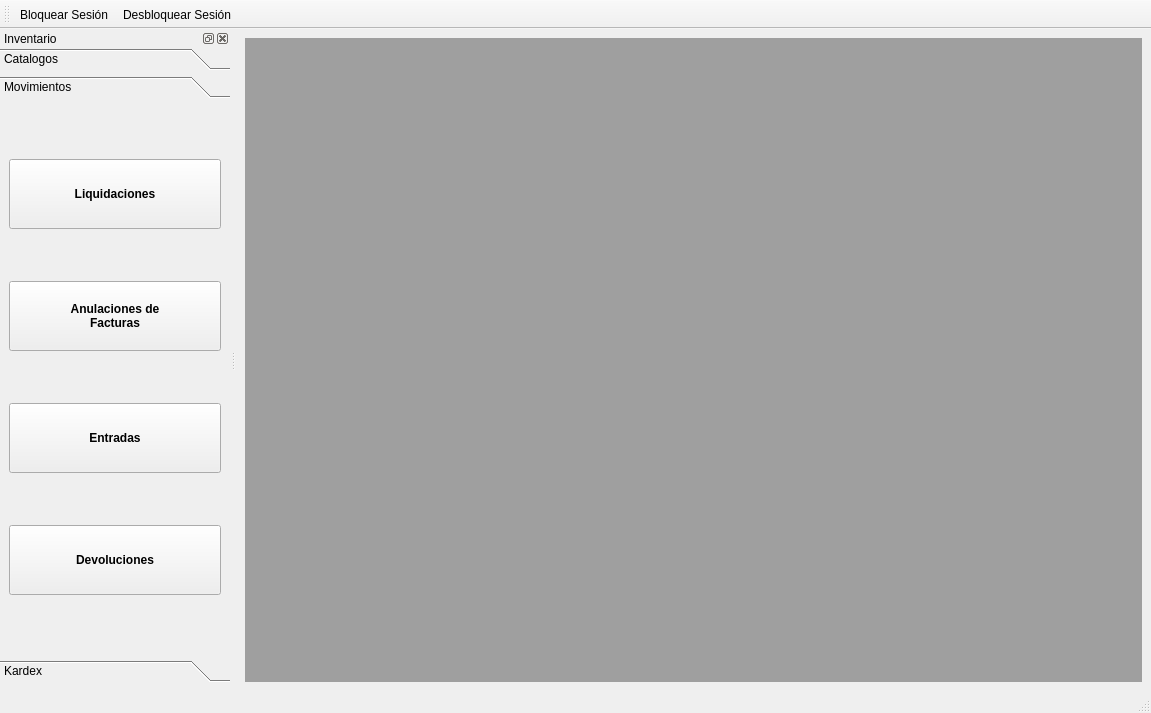
This is src/ui/mainwindowinventario.ui in armonge/EsquipulasPy as Qt 5 draws it before an edit. The edited form follows.
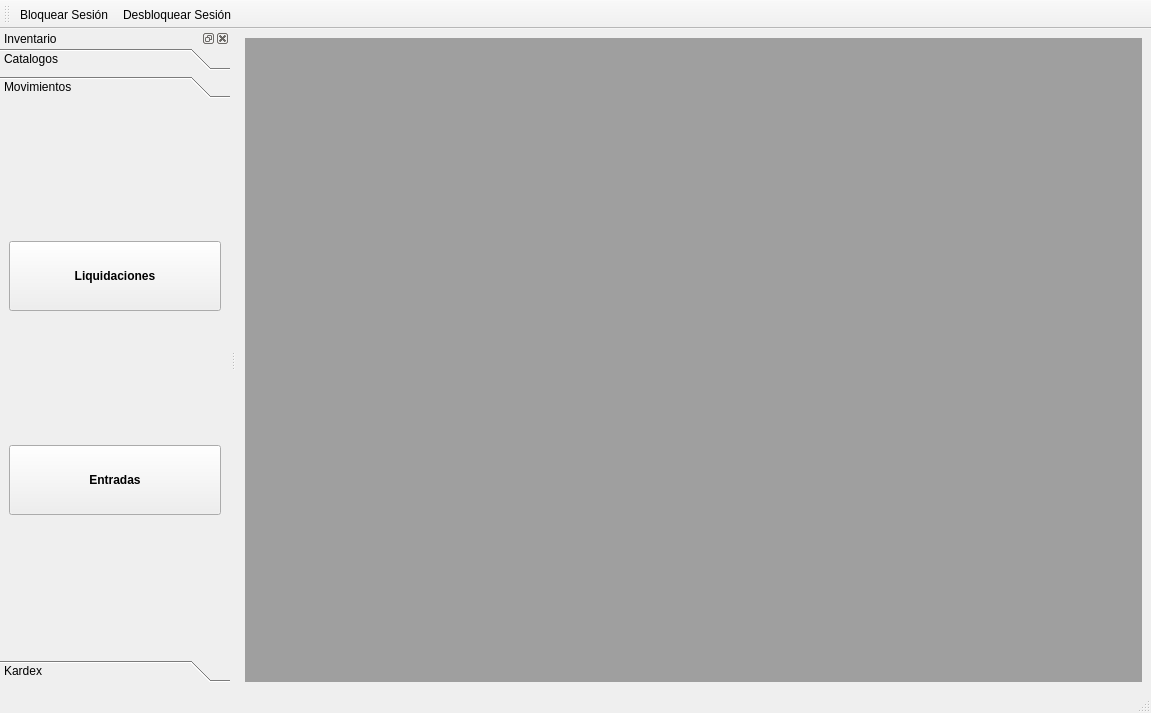
This is the edited form. The open tabs and pages were chosen to show the change. Icons and pictures are not drawn.

Patch:
```diff
--- a/src/ui/mainwindowinventario.ui
+++ b/src/ui/mainwindowinventario.ui
@@ -244,8 +244,8 @@
          <rect>
           <x>0</x>
           <y>0</y>
-          <width>205</width>
-          <height>300</height>
+          <width>214</width>
+          <height>544</height>
          </rect>
         </property>
         <attribute name="label">
@@ -290,41 +290,6 @@
            </property>
           </widget>
          </item>
-         <item>
-          <widget class="QPushButton" name="btnAnnulments">
-           <property name="sizePolicy">
-            <sizepolicy hsizetype="MinimumExpanding" vsizetype="Fixed">
-             <horstretch>0</horstretch>
-             <verstretch>0</verstretch>
-            </sizepolicy>
-           </property>
-           <property name="minimumSize">
-            <size>
-             <width>0</width>
-             <height>70</height>
-            </size>
-           </property>
-           <property name="font">
-            <font>
-             <weight>75</weight>
-             <bold>true</bold>
-            </font>
-           </property>
-           <property name="text">
-            <string>Anulaciones de
-Facturas</string>
-           </property>
-           <property name="iconSize">
-            <size>
-             <width>64</width>
-             <height>64</height>
-            </size>
-           </property>
-           <property name="flat">
-            <bool>false</bool>
-           </property>
-          </widget>
-         </item>
          <item>
           <widget class="QPushButton" name="btnEntries">
            <property name="sizePolicy">
@@ -363,40 +328,6 @@
            </property>
           </widget>
          </item>
-         <item>
-          <widget class="QPushButton" name="btnDevolutions">
-           <property name="sizePolicy">
-            <sizepolicy hsizetype="MinimumExpanding" vsizetype="Fixed">
-             <horstretch>0</horstretch>
-             <verstretch>0</verstretch>
-            </sizepolicy>
-           </property>
-           <property name="minimumSize">
-            <size>
-             <width>0</width>
-             <height>70</height>
-            </size>
-           </property>
-           <property name="font">
-            <font>
-             <weight>75</weight>
-             <bold>true</bold>
-            </font>
-           </property>
-           <property name="text">
-            <string>Devoluciones</string>
-           </property>
-           <property name="iconSize">
-            <size>
-             <width>32</width>
-             <height>32</height>
-            </size>
-           </property>
-           <property name="flat">
-            <bool>false</bool>
-           </property>
-          </widget>
-         </item>
         </layout>
        </widget>
        <widget class="QWidget" name="widget">
```
Left out of the diff: 8 changed lines with no effect on the pictures.
